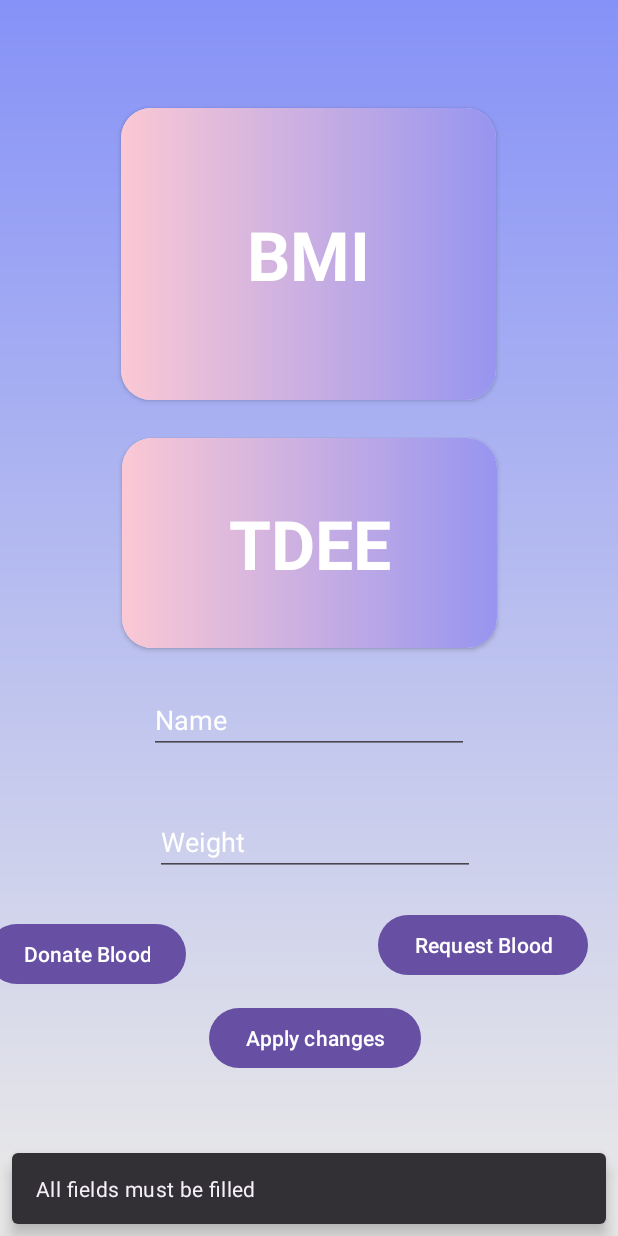
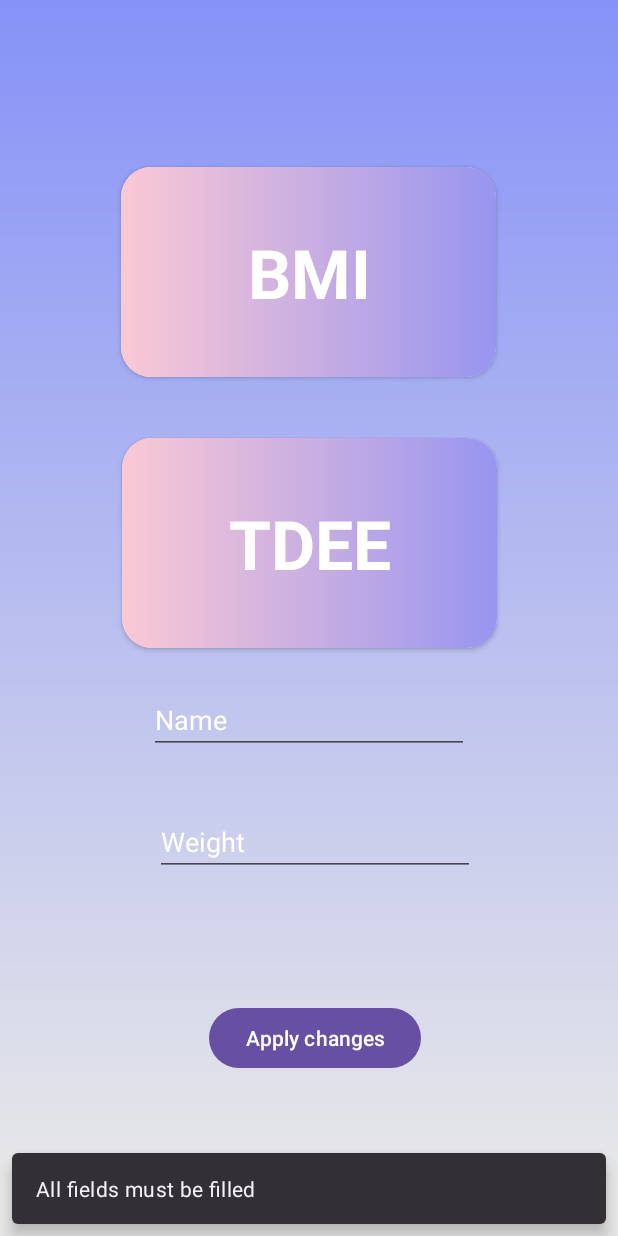
Before and after one commit to icyflame0007/FitMapTracker, an Android app: the SettingsFragment screen opened through its navigation route, after a tap on "Apply changes", on a phone screen of 412 x 824 dp. Run offline under Robolectric (Android 15) with nearby library versions, the light colour scheme and no system bars; our stand-ins replace Dagger/Hilt's generated code, navigation-ui; libraries missing offline, so code that uses them is left out: nl.joery.animatedbottombar; plain views replace AnimatedBottomBar; 4 statements that could not run were skipped.

Commit message:
Bottom Navigation for BloodLink part is added

```diff
--- a/app/src/main/java/com/example/fitmaptracker/blood/DonateBloodActivity.kt
+++ b/app/src/main/java/com/example/fitmaptracker/blood/DonateBloodActivity.kt
@@ -14,6 +14,7 @@ import android.widget.EditText
 import android.widget.RadioButton
 import android.widget.RadioGroup
 import android.widget.Toast
+import androidx.activity.enableEdgeToEdge
 import androidx.core.app.ActivityCompat
 
 import com.google.android.gms.location.FusedLocationProviderClient
@@ -36,6 +37,7 @@ class DonateBloodActivity : AppCompatActivity() {
     override fun onCreate(savedInstanceState: Bundle?) {
         super.onCreate(savedInstanceState)
         setContentView(R.layout.activity_donate_blood)
+        enableEdgeToEdge()
 
         nameEditText = findViewById(R.id.nameEditText)
         bloodGroupEditText = findViewById(R.id.bloodGroupEditText)
@@ -70,7 +72,7 @@ class DonateBloodActivity : AppCompatActivity() {
                     android.Manifest.permission.ACCESS_COARSE_LOCATION
                 ) != PackageManager.PERMISSION_GRANTED
             ) {
-                // TODO: Consider calling
+                //  TODO: Consider calling
                 //    ActivityCompat#requestPermissions
                 // here to request the missing permissions, and then overriding
                 //   public void onRequestPermissionsResult(int requestCode, String[] permissions,
--- a/app/src/main/java/com/example/fitmaptracker/blood/MapsActivity.kt
+++ b/app/src/main/java/com/example/fitmaptracker/blood/MapsActivity.kt
@@ -11,6 +11,7 @@ import androidx.appcompat.app.AppCompatActivity
 import android.os.Bundle
 import android.util.Log
 import android.widget.Toast
+import androidx.activity.enableEdgeToEdge
 import androidx.core.app.ActivityCompat
 import androidx.core.content.ContextCompat
 
@@ -42,6 +43,7 @@ class MapsActivity : AppCompatActivity(), OnMapReadyCallback,GoogleMap.OnMarkerC
 
     override fun onCreate(savedInstanceState: Bundle?) {
         super.onCreate(savedInstanceState)
+        enableEdgeToEdge()
 
         binding = ActivityMapsBinding.inflate(layoutInflater)
         setContentView(binding.root)
@@ -65,7 +67,10 @@ class MapsActivity : AppCompatActivity(), OnMapReadyCallback,GoogleMap.OnMarkerC
      */
     override fun onMapReady(googleMap: GoogleMap) {
         mMap = googleMap
+
         mMap.setOnMarkerClickListener(this)
+
+
 
 
 
--- a/app/src/main/java/com/example/fitmaptracker/ui/MainActivity.kt
+++ b/app/src/main/java/com/example/fitmaptracker/ui/MainActivity.kt
@@ -3,8 +3,11 @@ package com.example.fitmaptracker.ui
 import android.content.Intent
 import androidx.appcompat.app.AppCompatActivity
 import android.os.Bundle
+import android.util.Log
 import android.view.Menu
+import android.view.MenuItem
 import android.view.View
+import android.widget.Toast
 import androidx.activity.enableEdgeToEdge
 import androidx.appcompat.widget.Toolbar
 import androidx.fragment.app.Fragment
@@ -16,6 +19,8 @@ import androidx.navigation.ui.NavigationUI.setupWithNavController
 import androidx.navigation.ui.setupActionBarWithNavController
 import com.example.fitmaptracker.R
 import com.example.fitmaptracker.R.id.navHostFragment
+import com.example.fitmaptracker.blood.DonateBloodActivity
+import com.example.fitmaptracker.blood.MapsActivity
 import com.example.fitmaptracker.db.RunDAO
 import com.example.fitmaptracker.other.Constants.ACTION_SHOW_TRACKING_FRAGMENT
 import dagger.hilt.android.AndroidEntryPoint
@@ -30,20 +35,27 @@ class MainActivity : AppCompatActivity() {
     private lateinit var bottom_navigation : AnimatedBottomBar
     private lateinit var  navHostFragment : View
     private lateinit var  toolbar : Toolbar
+
+
     override fun onCreate(savedInstanceState: Bundle?) {
         super.onCreate(savedInstanceState)
         enableEdgeToEdge()
         setContentView(R.layout.activity_main)
 
 
+
         toolbar = findViewById(R.id.toolbar)
         bottom_navigation = findViewById(R.id.bottom_navigation)
         navHostFragment = findViewById(R.id.navHostFragment)
+
 
         toolbar.title = "FitMap Tracker"
         setSupportActionBar(toolbar)
         navController = findNavController(R.id.navHostFragment)
         setupActionBarWithNavController(navController)
+
+
+
 
         navHostFragment.findNavController()
             .addOnDestinationChangedListener(object:
@@ -55,19 +67,61 @@ class MainActivity : AppCompatActivity() {
                 ) {
                    when(destination.id)
                    {
+
                        R.id.settingsFragment , R.id.runFragment, R.id.statisticsFragment->
                            bottom_navigation.visibility = View.VISIBLE
                        else -> bottom_navigation.visibility = View.GONE
                    }
+
+                    bottom_navigation.setOnTabSelectListener(object : AnimatedBottomBar.OnTabSelectListener {
+                        override fun onTabSelected(
+                            lastIndex: Int,
+                            lastTab: AnimatedBottomBar.Tab?,
+                            newIndex: Int,
+                            newTab: AnimatedBottomBar.Tab
+                        ) {
+                            if(newIndex==0)
+                            {
+                                navController.navigate(R.id.runFragment)
+                            }
+                            else if(newIndex==1)
+                            {
+                                navController.navigate(R.id.statisticsFragment)
+                            }
+                            else if(newIndex==2)
+                            {
+                                navController.navigate(R.id.settingsFragment)
+                            }
+                            else if(newIndex==3)
+                            {
+                               startActivity(Intent(this@MainActivity,DonateBloodActivity::class.java))
+                            }
+                            else
+                            {
+                                startActivity(Intent(this@MainActivity,MapsActivity::class.java))
+                            }
+                        }
+
+
+                    })
+
                 }
 
+
             })
+
         navigateToTrackingFragmentIfNeeded(intent)
 
+
+
     }
+
+
     override fun onCreateOptionsMenu(menu: Menu?): Boolean {
         menuInflater.inflate(R.menu.bottom_nav_menu, menu)
         bottom_navigation.setupWithNavController(menu!!, navController)
+
+
         return true
     }
 
@@ -90,8 +144,4 @@ class MainActivity : AppCompatActivity() {
         }
     }
 
-
-
-
-
 }
--- a/app/src/main/java/com/example/fitmaptracker/ui/fragments/RunFragment.kt
+++ b/app/src/main/java/com/example/fitmaptracker/ui/fragments/RunFragment.kt
@@ -1,6 +1,7 @@
 package com.example.fitmaptracker.ui.fragments
 
 import android.os.Bundle
+import android.view.HapticFeedbackConstants
 import android.view.View
 import android.view.animation.AnimationUtils
 import android.view.animation.LayoutAnimationController
@@ -69,6 +70,7 @@ class RunFragment : Fragment(R.layout.fragment_run), EasyPermissions.PermissionC
 
 
         fab.setOnClickListener {
+            it.performHapticFeedback(HapticFeedbackConstants.VIRTUAL_KEY)
             findNavController().navigate(R.id.action_runFragment_to_trackingFragment)
         }
         requestPerms()
--- a/app/src/main/java/com/example/fitmaptracker/ui/fragments/SettingsFragment.kt
+++ b/app/src/main/java/com/example/fitmaptracker/ui/fragments/SettingsFragment.kt
@@ -33,9 +33,6 @@ class SettingsFragment : Fragment(R.layout.fragment_settings) {
     lateinit var bmi_card_view :CardView
     lateinit var  tdee_card_view :CardView
 
-    lateinit var btn_donate :Button
-    lateinit var  btn_request : Button
-
 
 
 
@@ -47,8 +44,7 @@ class SettingsFragment : Fragment(R.layout.fragment_settings) {
         btn_apply_changes =view.findViewById(R.id.btn_apply_changes)
         bmi_card_view =view.findViewById(R.id.bmiCardView)
         tdee_card_view = view.findViewById(R.id.tdeeCardView)
-        btn_donate = view.findViewById(R.id.btn_donate)
-        btn_request = view.findViewById(R.id.btn_request)
+
 
         btn_apply_changes.setOnClickListener {
             if(!(et_name.text.isNullOrEmpty() || et_weight.text.isNullOrEmpty())){
@@ -78,14 +74,6 @@ class SettingsFragment : Fragment(R.layout.fragment_settings) {
 
         }
 
-        btn_donate.setOnClickListener {
-            startActivity(Intent(context,DonateBloodActivity::class.java))
-        }
-
-        btn_request.setOnClickListener {
-
-            startActivity(Intent(context,MapsActivity::class.java))
-        }
 
 
         }
--- a/app/src/main/java/com/example/fitmaptracker/ui/fragments/TrackingFragment.kt
+++ b/app/src/main/java/com/example/fitmaptracker/ui/fragments/TrackingFragment.kt
@@ -4,6 +4,7 @@ import android.content.Intent
 import android.content.SharedPreferences
 import android.graphics.Color
 import android.os.Bundle
+import android.view.HapticFeedbackConstants
 import android.view.View
 import android.widget.Button
 import android.widget.TextView
@@ -76,10 +77,13 @@ class TrackingFragment : Fragment(R.layout.fragment_tracking) {
 
 
         btntogglerun.setOnClickListener {
+            it.performHapticFeedback(HapticFeedbackConstants.CONFIRM)
             sendCommmadToService(ACTION_START_OR_RESUME_SERVICE)
         }
         mapView.getMapAsync {
             map = it
+
+
 
             drawAllPolylines()
         }
@@ -99,11 +103,13 @@ class TrackingFragment : Fragment(R.layout.fragment_tracking) {
             }
         }
         btn_finish_run.setOnClickListener {
+            it.performHapticFeedback(HapticFeedbackConstants.TOGGLE_OFF)
             endRunAndSaveDb()
             btn_finish_run.remove()
 //                tvTimer.text="00:00:00:00"
         }
         btn_cancel_run.setOnClickListener {
+            it.performHapticFeedback(HapticFeedbackConstants.REJECT)
             AlertDialog.Builder(requireContext())
                 .setTitle("Are you sure?")
                 .setCancelable(false)
--- a/app/src/main/res/layout/activity_main.xml
+++ b/app/src/main/res/layout/activity_main.xml
@@ -33,6 +33,7 @@
         android:layout_width="match_parent"
         android:layout_height="wrap_content"
         android:background="#FFF"
+        android:hapticFeedbackEnabled="true"
         app:abb_indicatorAppearance="round"
         app:abb_indicatorHeight="4dp"
         app:abb_indicatorMargin="16dp"
--- a/app/src/main/res/layout/fragment_run.xml
+++ b/app/src/main/res/layout/fragment_run.xml
@@ -48,6 +48,7 @@
         android:layout_marginEnd="32dp"
         android:src="@drawable/add_icon"
         android:layout_marginBottom="32dp"
+        android:hapticFeedbackEnabled="true"
         app:layout_constraintBottom_toBottomOf="parent"
         app:layout_constraintEnd_toEndOf="parent"
          />
--- a/app/src/main/res/layout/fragment_settings.xml
+++ b/app/src/main/res/layout/fragment_settings.xml
@@ -6,17 +6,16 @@
     android:layout_height="match_parent"
     android:background="@drawable/background">
 
-
     <androidx.cardview.widget.CardView
         android:id="@+id/bmiCardView"
         android:layout_width="250dp"
-        android:layout_height="0dp"
+        android:layout_height="140dp"
         android:layout_marginTop="70dp"
-        android:layout_marginBottom="343dp"
         app:cardCornerRadius="20dp"
-        app:layout_constraintBottom_toTopOf="@+id/btn_donate"
+
+        app:layout_constraintBottom_toTopOf="@+id/tdeeCardView"
+
         app:layout_constraintEnd_toEndOf="parent"
-
         app:layout_constraintHorizontal_bias="0.496"
         app:layout_constraintStart_toStartOf="parent"
         app:layout_constraintTop_toTopOf="parent">
@@ -35,6 +34,7 @@
                 android:textStyle="bold"
                 app:layout_constraintBottom_toBottomOf="parent"
                 app:layout_constraintEnd_toEndOf="parent"
+                app:layout_constraintHorizontal_bias="0.502"
                 app:layout_constraintStart_toStartOf="parent"
                 app:layout_constraintTop_toTopOf="parent" />
 
@@ -48,7 +48,6 @@
     <androidx.cardview.widget.CardView
         android:id="@+id/tdeeCardView"
         android:layout_width="250dp"
-
         android:layout_height="140dp"
         android:layout_below="@id/bmiCardView"
         android:layout_margin="25dp"
@@ -56,8 +55,7 @@
         app:cardCornerRadius="20dp"
         app:layout_constraintBottom_toTopOf="@+id/et_name"
         app:layout_constraintEnd_toEndOf="parent"
-        app:layout_constraintStart_toStartOf="parent"
-        app:layout_constraintTop_toBottomOf="@+id/bmiCardView">
+        app:layout_constraintStart_toStartOf="parent">
 
         <androidx.constraintlayout.widget.ConstraintLayout
             android:layout_width="match_parent"
@@ -121,26 +119,6 @@
         app:layout_constraintStart_toStartOf="@+id/et_weight"
         app:layout_constraintTop_toBottomOf="@+id/et_weight" />
 
-    <Button
-        android:id="@+id/btn_donate"
-        android:layout_width="wrap_content"
-        android:layout_height="wrap_content"
-        android:layout_marginEnd="15dp"
-        android:layout_marginBottom="130dp"
-        android:text="Donate Blood"
-        app:layout_constraintBottom_toBottomOf="parent"
-        app:layout_constraintEnd_toStartOf="@+id/btn_apply_changes"
-        app:layout_constraintTop_toBottomOf="@+id/bmiCardView" />
-
-    <Button
-        android:id="@+id/btn_request"
-        android:layout_width="wrap_content"
-        android:layout_height="wrap_content"
-        android:layout_marginEnd="20dp"
-        android:layout_marginBottom="14dp"
-        android:text="Request Blood"
-        app:layout_constraintBottom_toTopOf="@+id/btn_apply_changes"
-        app:layout_constraintEnd_toEndOf="parent" />
 
 
 </androidx.constraintlayout.widget.ConstraintLayout>
--- a/app/src/main/res/menu/bottom_nav_menu.xml
+++ b/app/src/main/res/menu/bottom_nav_menu.xml
@@ -13,5 +13,16 @@
         android:id="@+id/settingsFragment"
         android:icon="@drawable/settings_icon"
         android:title="Settings" />
+    <item
+        android:id="@+id/donate_blood"
+        android:icon="@drawable/donar"
+        android:title="Donate Blood" />
+    <item
+        android:id="@+id/request_blood"
+        android:icon="@drawable/blood_request"
+        android:title="Request Blood" />
+
+
+
 
 </menu>
```
Also changed, not shown: app/src/main/res/drawable/blood_request.png (added), app/src/main/res/drawable/donar.png (added).
